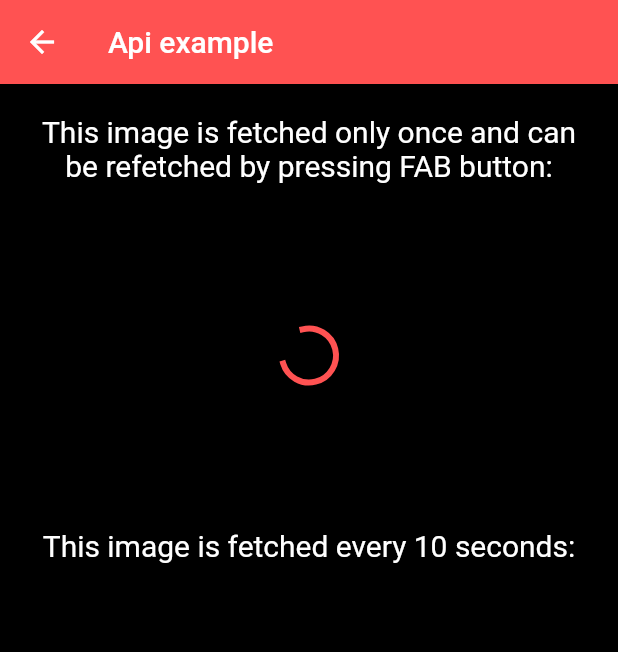
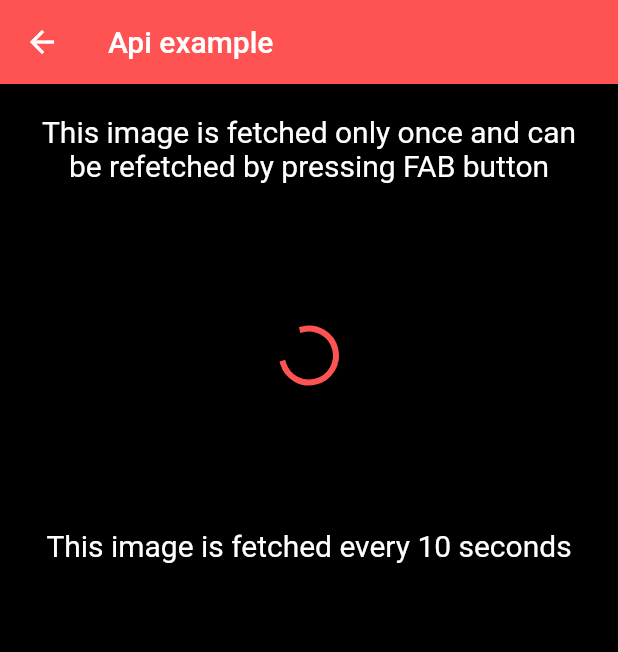
Before and after one commit to HTD-Health/flutter_starter_app, a Flutter app: the ApiExampleScreen screen opened by its route, on a phone screen of 412 x 824 dp. Shown: the top 652 px of the screen. Run offline on Flutter 3.47's test engine with Material 2 defaults, Android fonts, the phone set to English and light mode, and no system bars; our stand-ins replace flutter_i18n; missing offline and left inert: restui; generated files the repository leaves out were written again; statements that could not run were skipped.

Commit message:
Translate app

```diff
--- a/lib/screens/api_example_screen/api_example_screen.dart
+++ b/lib/screens/api_example_screen/api_example_screen.dart
@@ -1,3 +1,4 @@
+import 'package:flutter_i18n/flutter_i18n.dart';
 import 'package:flutter_starter_app/utils/api/api.dart';
 import 'package:flutter_starter_app/utils/api/models/example_photo_model.dart';
 import 'package:flutter/material.dart';
@@ -17,7 +18,10 @@ class _ApiExampleScreenState extends State<ApiExampleScreen> {
   Widget build(BuildContext context) {
     return Scaffold(
       appBar: AppBar(
-        title: const Text("Api example"),
+        title: Text(FlutterI18n.translate(
+          context,
+          "api_example_screen.title",
+        )),
       ),
       body: SafeArea(
         child: ListView(
@@ -27,8 +31,10 @@ class _ApiExampleScreenState extends State<ApiExampleScreen> {
               mainAxisSize: MainAxisSize.min,
               children: <Widget>[
                 Text(
-                  "This image is fetched only once "
-                  "and can be refetched by pressing FAB button:",
+                  FlutterI18n.translate(
+                    context,
+                    "api_example_screen.fetched_only_once",
+                  ),
                   style: Style.of(context).font.normal.copyWith(fontSize: 20),
                   textAlign: TextAlign.center,
                 ),
@@ -55,7 +61,10 @@ class _ApiExampleScreenState extends State<ApiExampleScreen> {
               mainAxisSize: MainAxisSize.min,
               children: <Widget>[
                 Text(
-                  "This image is fetched every 10 seconds:",
+                  FlutterI18n.translate(
+                    context,
+                    "api_example_screen.fetched_every_10s",
+                  ),
                   style: Style.of(context).font.normal.copyWith(fontSize: 20),
                   textAlign: TextAlign.center,
                 ),
```
Also changed, not shown: assets/i18n/en_US.yaml (+7 -0 lines), lib/screens/bloc_example_screen/bloc_example_screen.dart (+9 -2 lines).
